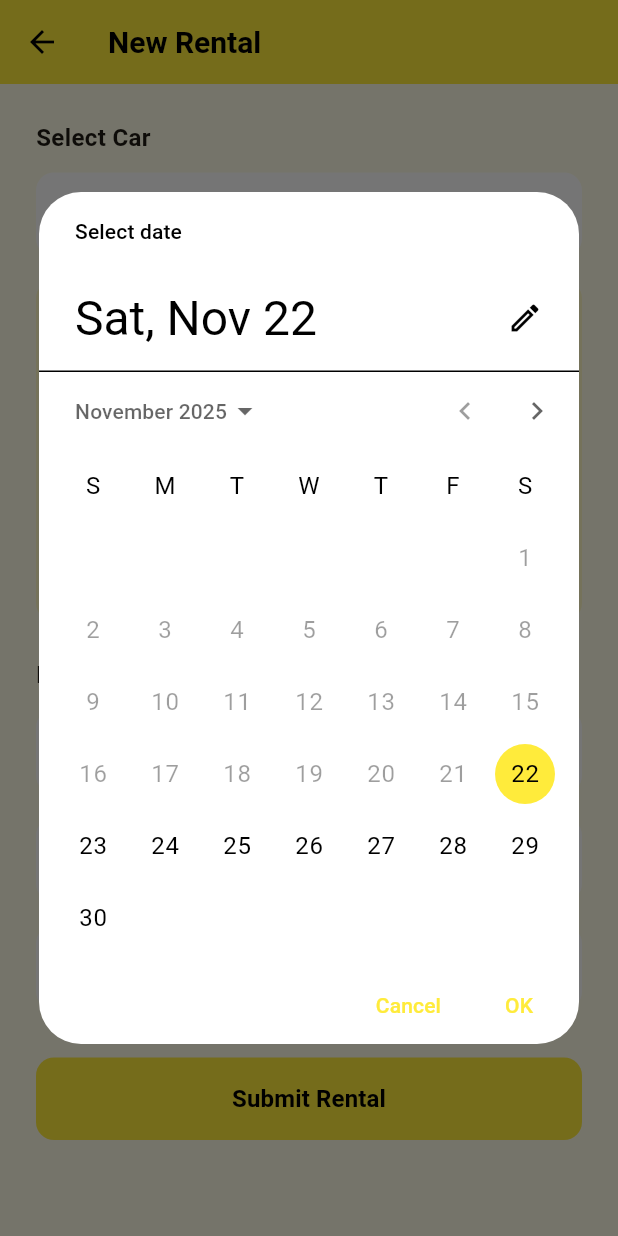
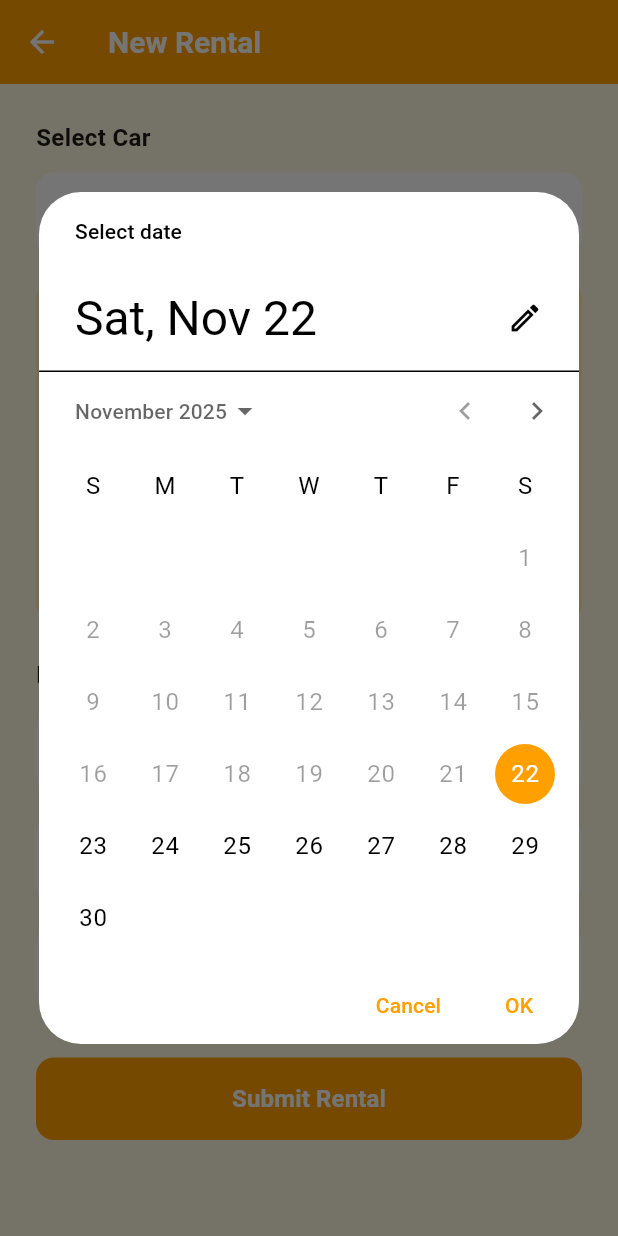
Before and after one commit to naufalalamhaidar/utspam_c3_5a_0031, a Flutter app: the CarRentalFormPage screen opened directly with sample values from the repository, after a tap on "Select Start Date", on a phone screen of 412 x 824 dp. Run offline on Flutter 3.47's test engine with Material 3 defaults, Android fonts, the phone set to English and light mode, and no system bars; our stand-ins replace shared_preferences; accounts and stored records are empty; network calls fail.

Commit message:
color update (bulk)

```diff
--- a/lib/pages/car_rental_form_page.dart
+++ b/lib/pages/car_rental_form_page.dart
@@ -51,9 +51,9 @@ class _CarRentalFormPageState extends State<CarRentalFormPage> {
       builder: (context, child) {
         return Theme(
           data: Theme.of(context).copyWith(
-            colorScheme: const ColorScheme.light(
-              primary: Colors.yellow,
-              onPrimary: Colors.black,
+            colorScheme: ColorScheme.light(
+              primary: Colors.amber[700]!,
+              onPrimary: Colors.white,
               surface: Colors.white,
             ),
           ),
@@ -118,19 +118,19 @@ class _CarRentalFormPageState extends State<CarRentalFormPage> {
   @override
   Widget build(BuildContext context) {
     return Scaffold(
-      backgroundColor: Colors.yellow.shade50,
+      backgroundColor: Colors.amber.shade50,
       appBar: AppBar(
-        backgroundColor: Colors.yellow,
+        backgroundColor: Colors.amber[700],
         elevation: 0,
         title: const Text(
           'New Rental',
           style: TextStyle(
-            color: Colors.black,
+            color: Colors.white,
             fontWeight: FontWeight.w600,
             fontSize: 20,
           ),
         ),
-        iconTheme: const IconThemeData(color: Colors.black),
+        iconTheme: const IconThemeData(color: Colors.white),
       ),
       body: SingleChildScrollView(
         child: Padding(
@@ -167,8 +167,8 @@ class _CarRentalFormPageState extends State<CarRentalFormPage> {
                       ),
                       focusedBorder: OutlineInputBorder(
                         borderRadius: BorderRadius.circular(12),
-                        borderSide: const BorderSide(
-                          color: Colors.yellow,
+                        borderSide: BorderSide(
+                          color: Colors.amber[700]!,
                           width: 2,
                         ),
                       ),
@@ -192,7 +192,7 @@ class _CarRentalFormPageState extends State<CarRentalFormPage> {
                   Container(
                     padding: const EdgeInsets.all(16),
                     decoration: BoxDecoration(
-                      color: Colors.yellow.shade100,
+                      color: Colors.amber[100],
                       borderRadius: BorderRadius.circular(12),
                     ),
                     child: Column(
@@ -262,8 +262,8 @@ class _CarRentalFormPageState extends State<CarRentalFormPage> {
                     ),
                     focusedBorder: OutlineInputBorder(
                       borderRadius: BorderRadius.circular(12),
-                      borderSide: const BorderSide(
-                        color: Colors.yellow,
+                      borderSide: BorderSide(
+                        color: Colors.amber[700]!,
                         width: 2,
                       ),
                     ),
@@ -293,8 +293,8 @@ class _CarRentalFormPageState extends State<CarRentalFormPage> {
                     ),
                     focusedBorder: OutlineInputBorder(
                       borderRadius: BorderRadius.circular(12),
-                      borderSide: const BorderSide(
-                        color: Colors.yellow,
+                      borderSide: BorderSide(
+                        color: Colors.amber[700]!,
                         width: 2,
                       ),
                     ),
@@ -353,7 +353,7 @@ class _CarRentalFormPageState extends State<CarRentalFormPage> {
                   Container(
                     padding: const EdgeInsets.all(16),
                     decoration: BoxDecoration(
-                      color: Colors.yellow,
+                      color: Colors.amber[700],
                       borderRadius: BorderRadius.circular(12),
                     ),
                     child: Row(
@@ -381,8 +381,8 @@ class _CarRentalFormPageState extends State<CarRentalFormPage> {
                 ElevatedButton(
                   onPressed: _submitRental,
                   style: ElevatedButton.styleFrom(
-                    backgroundColor: Colors.yellow,
-                    foregroundColor: Colors.black,
+                    backgroundColor: Colors.amber[700],
+                    foregroundColor: Colors.white,
                     padding: const EdgeInsets.symmetric(vertical: 16),
                     shape: RoundedRectangleBorder(
                       borderRadius: BorderRadius.circular(12),
--- a/lib/pages/registration_page.dart
+++ b/lib/pages/registration_page.dart
@@ -275,8 +275,8 @@ class _RegistrationPageState extends State<RegistrationPage> {
                     ),
                     focusedBorder: OutlineInputBorder(
                       borderRadius: BorderRadius.circular(12),
-                      borderSide: const BorderSide(
-                        color: Colors.yellow,
+                      borderSide: BorderSide(
+                        color: Colors.amber[700]!,
                         width: 2,
                       ),
                     ),
```
Also changed, not shown: lib/pages/edit_rental_page.dart (+15 -15 lines), lib/pages/login_page.dart (+4 -4 lines), lib/pages/profile_page.dart (+7 -7 lines), lib/pages/rental_detail_page.dart (+7 -7 lines), lib/pages/rental_history_page.dart (+7 -7 lines).
